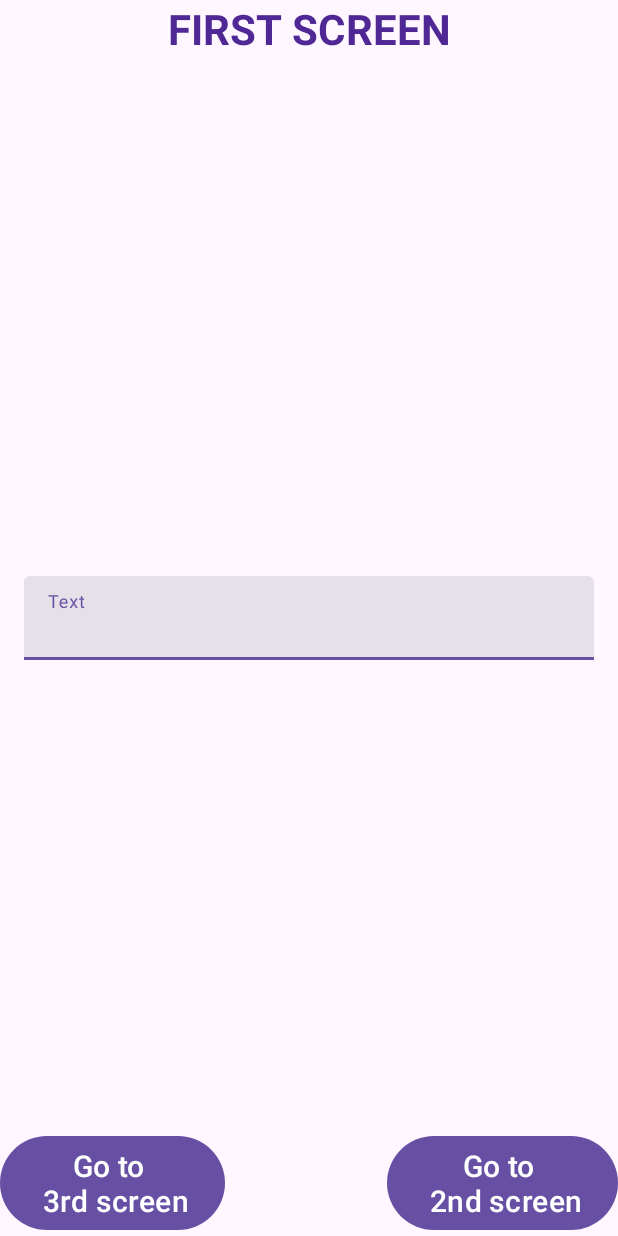
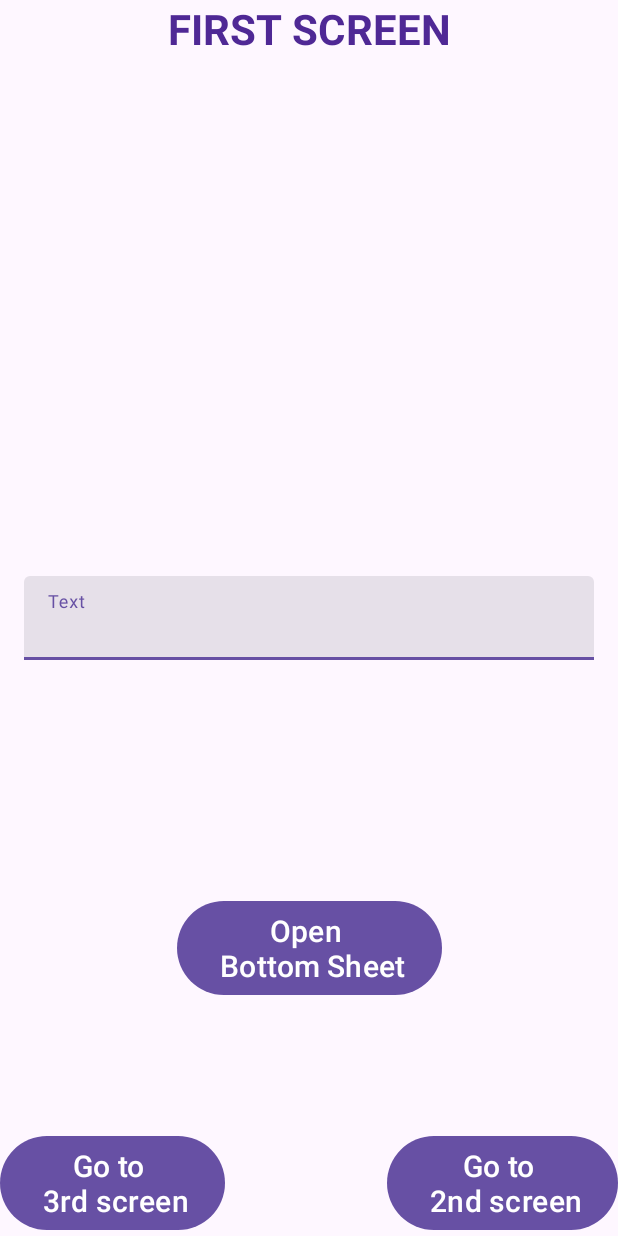
Before and after one commit to crewcrew3/Dergunova_Android, an Android app: the screen it shows after launch (MainActivity), on a phone screen of 412 x 824 dp. Run offline under Robolectric (Android 15) with nearby library versions, the phone set to English and light mode, and no system bars.

Commit message:
The optional part of the hw was finished

```diff
--- a/Application1/app/src/main/java/ru/itis/homeworks/application1/Properties.kt
+++ b/Application1/app/src/main/java/ru/itis/homeworks/application1/Properties.kt
@@ -4,7 +4,10 @@ object Properties {
 
     const val ARG_TEXT = "MESSAGE"
     const val TAG_FIRST = "FIRST"
+    const val TAG_FIRST_BS = "FIRST_BS"
     const val TAG_SECOND = "SECOND"
     const val TAG_THIRD = "THIRD"
     const val DEFAULT_TEXT = "Pretend that you see the text here"
+    const val TAG_BOTTOM_SHEET = "BOTTOM_SHEET"
+    const val ARG_TEXT_FROM_BOTTOM_SHEET = "Text"
 }
--- a/Application1/app/src/main/java/ru/itis/homeworks/application1/activities/MainActivity.kt
+++ b/Application1/app/src/main/java/ru/itis/homeworks/application1/activities/MainActivity.kt
@@ -6,7 +6,7 @@ import ru.itis.homeworks.application1.utils.NavigationAction
 import ru.itis.homeworks.application1.Properties
 import ru.itis.homeworks.application1.R
 import ru.itis.homeworks.application1.databinding.ActivityMainBinding
-import ru.itis.homeworks.application1.screens.FirstFragment
+import ru.itis.homeworks.application1.screens.mainpages.FirstFragment
 
 class MainActivity : BaseActivity() {
 
@@ -18,13 +18,18 @@ class MainActivity : BaseActivity() {
         super.onCreate(savedInstanceState)
         viewBinding = ActivityMainBinding.inflate(layoutInflater)
         setContentView(R.layout.activity_main)
+        supportFragmentManager.registerFragmentLifecycleCallbacks(
+            FragmentLifecycleListener(),
+            false
+        )
 
-        navigate(
-            destination = FirstFragment(),
-            destinationTag = Properties.TAG_FIRST,
-            action = NavigationAction.ADD,
-            isAddToBackStack = true
+        if (savedInstanceState == null) {
+            navigate(
+                destination = FirstFragment(),
+                destinationTag = Properties.TAG_FIRST,
+                action = NavigationAction.ADD
             )
+        }
     }
 
     override fun onDestroy() {
--- a/Application1/app/src/main/java/ru/itis/homeworks/application1/screens/FirstFragment.kt
+++ b/Application1/app/src/main/java/ru/itis/homeworks/application1/screens/mainpages/FirstFragment.kt
@@ -1,4 +1,4 @@
-package ru.itis.homeworks.application1.screens
+package ru.itis.homeworks.application1.screens.mainpages
 
 import android.os.Bundle
 import android.view.View
@@ -8,6 +8,7 @@ import ru.itis.homeworks.application1.utils.NavigationAction
 import ru.itis.homeworks.application1.Properties
 import ru.itis.homeworks.application1.R
 import ru.itis.homeworks.application1.databinding.FragmentFirstBinding
+import ru.itis.homeworks.application1.screens.bottomsheet.BottomSheetFragment
 
 class FirstFragment : Fragment(R.layout.fragment_first) {
 
@@ -19,6 +20,9 @@ class FirstFragment : Fragment(R.layout.fragment_first) {
 
         viewBinding?.apply {
 
+            val messageFromBottomSheet = arguments?.getString(Properties.ARG_TEXT_FROM_BOTTOM_SHEET)
+            editText.setText(messageFromBottomSheet)
+
             val activity = requireActivity() as? MainActivity
 
             buttonToSecondScreen.setOnClickListener {
@@ -28,7 +32,7 @@ class FirstFragment : Fragment(R.layout.fragment_first) {
                     destination = SecondFragment.getInstance(message),
                     destinationTag = Properties.TAG_SECOND,
                     action = NavigationAction.REPLACE
-                    )
+                )
             }
 
             buttonToThirdScreen.setOnClickListener {
@@ -44,7 +48,26 @@ class FirstFragment : Fragment(R.layout.fragment_first) {
                     destination = ThirdFragment.getInstance(message),
                     destinationTag = Properties.TAG_THIRD,
                     action = NavigationAction.REPLACE
-                    )
+                )
+            }
+
+            buttonBottomSheet.setOnClickListener {
+                val dialog = BottomSheetFragment().apply {
+                    isCancelable = true
+                }
+                dialog.show(childFragmentManager, Properties.TAG_BOTTOM_SHEET)
+            }
+        }
+    }
+
+    companion object {
+        fun getInstance(
+            text: String?
+        ): FirstFragment {
+            val bundle = Bundle()
+            bundle.putString(Properties.ARG_TEXT_FROM_BOTTOM_SHEET, text)
+            return FirstFragment().apply {
+                arguments = bundle
             }
         }
     }
--- a/Application1/app/src/main/java/ru/itis/homeworks/application1/screens/SecondFragment.kt
+++ b/Application1/app/src/main/java/ru/itis/homeworks/application1/screens/mainpages/SecondFragment.kt
@@ -1,4 +1,4 @@
-package ru.itis.homeworks.application1.screens
+package ru.itis.homeworks.application1.screens.mainpages
 
 import android.os.Bundle
 import android.view.View
@@ -18,7 +18,7 @@ class SecondFragment : Fragment(R.layout.fragment_second) {
         viewBinding = FragmentSecondBinding.bind(view)
 
         viewBinding?.apply {
-            val message = arguments?.getString(Properties.ARG_TEXT) ?: Properties.DEFAULT_TEXT
+            val message = arguments?.getString(Properties.ARG_TEXT)
             text.text = message
             val activity = requireActivity() as? MainActivity
 
@@ -39,7 +39,7 @@ class SecondFragment : Fragment(R.layout.fragment_second) {
 
     companion object {
         fun getInstance(
-            text: String
+            text: String?
         ): SecondFragment {
             val bundle = Bundle()
             bundle.putString(Properties.ARG_TEXT, text)
--- a/Application1/app/src/main/java/ru/itis/homeworks/application1/screens/ThirdFragment.kt
+++ b/Application1/app/src/main/java/ru/itis/homeworks/application1/screens/mainpages/ThirdFragment.kt
@@ -1,4 +1,4 @@
-package ru.itis.homeworks.application1.screens
+package ru.itis.homeworks.application1.screens.mainpages
 
 import android.os.Bundle
 import android.view.View
@@ -28,7 +28,7 @@ class ThirdFragment : Fragment(R.layout.fragment_third) {
 
     companion object {
         fun getInstance(
-            text: String
+            text: String?
         ): ThirdFragment {
             val bundle = Bundle()
             bundle.putString(Properties.ARG_TEXT, text)
--- /dev/null
+++ b/Application1/app/src/main/java/ru/itis/homeworks/application1/utils/FragmentLifecycleListener.kt
@@ -0,0 +1,70 @@
+package ru.itis.homeworks.application1.utils
+
+import android.content.Context
+import android.os.Bundle
+import android.view.View
+import androidx.fragment.app.Fragment
+import androidx.fragment.app.FragmentManager
+import androidx.fragment.app.FragmentManager.FragmentLifecycleCallbacks
+
+class FragmentLifecycleListener : FragmentLifecycleCallbacks() {
+
+    override fun onFragmentAttached(fm: FragmentManager, f: Fragment, context: Context) {
+        super.onFragmentAttached(fm, f, context)
+        showLog(f, "Attached")
+    }
+
+    override fun onFragmentCreated(fm: FragmentManager, f: Fragment, savedInstanceState: Bundle?) {
+        super.onFragmentCreated(fm, f, savedInstanceState)
+        showLog(f, "Created")
+    }
+
+    override fun onFragmentViewCreated(
+        fm: FragmentManager,
+        f: Fragment,
+        v: View,
+        savedInstanceState: Bundle?
+    ) {
+        super.onFragmentViewCreated(fm, f, v, savedInstanceState)
+        showLog(f, "ViewCreated")
+    }
+
+    override fun onFragmentStarted(fm: FragmentManager, f: Fragment) {
+        super.onFragmentStarted(fm, f)
+        showLog(f, "Started")
+    }
+
+    override fun onFragmentResumed(fm: FragmentManager, f: Fragment) {
+        super.onFragmentResumed(fm, f)
+        showLog(f, "Resumed")
+    }
+
+    override fun onFragmentPaused(fm: FragmentManager, f: Fragment) {
+        super.onFragmentPaused(fm, f)
+        showLog(f, "Paused")
+    }
+
+    override fun onFragmentStopped(fm: FragmentManager, f: Fragment) {
+        super.onFragmentStopped(fm, f)
+        showLog(f, "Stopped")
+    }
+
+    override fun onFragmentViewDestroyed(fm: FragmentManager, f: Fragment) {
+        super.onFragmentViewDestroyed(fm, f)
+        showLog(f, "ViewDestroyed")
+    }
+
+    override fun onFragmentDestroyed(fm: FragmentManager, f: Fragment) {
+        super.onFragmentDestroyed(fm, f)
+        showLog(f, "Destroyed")
+    }
+
+    override fun onFragmentDetached(fm: FragmentManager, f: Fragment) {
+        super.onFragmentDetached(fm, f)
+        showLog(f, "Detached")
+    }
+
+    private fun showLog(fragment: Fragment, methodName: String) {
+        println("TEST TAG - Fragment: $fragment Method: $methodName")
+    }
+}
--- a/Application1/app/src/main/res/layout/activity_main.xml
+++ b/Application1/app/src/main/res/layout/activity_main.xml
@@ -1,6 +1,5 @@
 <?xml version="1.0" encoding="utf-8"?>
 <androidx.constraintlayout.widget.ConstraintLayout xmlns:android="http://schemas.android.com/apk/res/android"
-    xmlns:app="http://schemas.android.com/apk/res-auto"
     xmlns:tools="http://schemas.android.com/tools"
     android:id="@+id/main"
     android:layout_width="match_parent"
--- a/Application1/app/src/main/res/layout/fragment_first.xml
+++ b/Application1/app/src/main/res/layout/fragment_first.xml
@@ -4,7 +4,7 @@
     xmlns:tools="http://schemas.android.com/tools"
     android:layout_width="match_parent"
     android:layout_height="match_parent"
-    tools:context=".screens.FirstFragment">
+    tools:context=".screens.mainpages.FirstFragment">
 
     <com.google.android.material.textfield.TextInputLayout
         android:id="@+id/text_field"
@@ -56,4 +56,16 @@
         app:layout_constraintBottom_toBottomOf="parent"
         app:layout_constraintStart_toStartOf="parent" />
 
+    <Button
+        android:id="@+id/button_bottom_sheet"
+        style="@style/TextOnButtonStyle"
+        android:layout_width="wrap_content"
+        android:layout_height="wrap_content"
+        android:gravity="center"
+        android:text="@string/open_bs"
+        app:layout_constraintBottom_toBottomOf="parent"
+        app:layout_constraintEnd_toEndOf="parent"
+        app:layout_constraintStart_toStartOf="parent"
+        app:layout_constraintTop_toBottomOf="@+id/text_field" />
+
 </androidx.constraintlayout.widget.ConstraintLayout>
--- a/Application1/app/src/main/res/layout/fragment_second.xml
+++ b/Application1/app/src/main/res/layout/fragment_second.xml
@@ -4,7 +4,7 @@
     xmlns:tools="http://schemas.android.com/tools"
     android:layout_width="match_parent"
     android:layout_height="match_parent"
-    tools:context=".screens.SecondFragment">
+    tools:context=".screens.mainpages.SecondFragment">
 
     <TextView
         android:id="@+id/title"
--- a/Application1/app/src/main/res/layout/fragment_third.xml
+++ b/Application1/app/src/main/res/layout/fragment_third.xml
@@ -4,7 +4,7 @@
     xmlns:tools="http://schemas.android.com/tools"
     android:layout_width="match_parent"
     android:layout_height="match_parent"
-    tools:context=".screens.ThirdFragment">
+    tools:context=".screens.mainpages.ThirdFragment">
 
     <TextView
         android:id="@+id/title"
--- a/Application1/app/src/main/res/values/colors.xml
+++ b/Application1/app/src/main/res/values/colors.xml
@@ -3,4 +3,5 @@
     <color name="black">#FF000000</color>
     <color name="white">#FFFFFFFF</color>
     <color name="screen_title">#4F2895</color>
+    <color name="bright">#D800FF</color>
 </resources>
--- a/Application1/app/src/main/res/values/strings.xml
+++ b/Application1/app/src/main/res/values/strings.xml
@@ -7,5 +7,7 @@
     <string name="to_1st_screen">Go to \n 1st screen</string>
     <string name="to_2nd_screen">Go to \n 2nd screen</string>
     <string name="to_3rd_screen">Go to \n 3rd screen</string>
+    <string name="open_bs">Open \n Bottom Sheet</string>
     <string name="empty_text">Empty</string>
+    <string name="send_text">Send</string>
 </resources>
--- a/Application1/app/src/main/res/values/styles.xml
+++ b/Application1/app/src/main/res/values/styles.xml
@@ -17,6 +17,7 @@
     <style name="TextStyle">
         <item name="android:textSize">32sp</item>
         <item name="android:gravity">center</item>
+        <item name="android:textColor">@color/bright</item>
     </style>
 
 </resources>
```
Also changed, not shown: Application1/app/src/main/java/ru/itis/homeworks/application1/screens/bottomsheet/BottomSheetFragment.kt (added, +61 -0 lines), Application1/app/src/main/res/layout/dialog_bottom_sheet.xml (added, +38 -0 lines).
